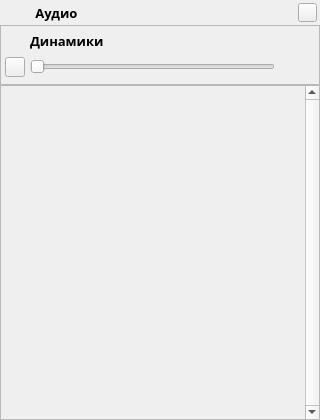
Above: main/ui/widget_0.ui from Curicano/OverlayGT before the change. Below: the same form after it.
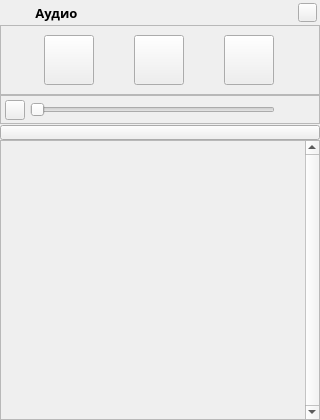
That is the form after the change. Icons and pictures are not drawn.

```diff
--- a/main/ui/widget_0.ui
+++ b/main/ui/widget_0.ui
@@ -98,9 +98,9 @@
    <property name="geometry">
     <rect>
      <x>0</x>
-     <y>25</y>
+     <y>95</y>
      <width>320</width>
-     <height>60</height>
+     <height>29</height>
     </rect>
    </property>
    <property name="minimumSize">
@@ -137,8 +137,8 @@
     <property name="spacing">
      <number>5</number>
     </property>
-    <item row="1" column="0">
-     <widget class="QPushButton" name="btn_mute">
+    <item row="0" column="2">
+     <widget class="QLabel" name="l_num">
       <property name="minimumSize">
        <size>
         <width>20</width>
@@ -151,22 +151,12 @@
         <height>20</height>
        </size>
       </property>
-      <property name="text">
-       <string/>
-      </property>
-      <property name="icon">
-       <iconset>
-        <normaloff>:/img/img_7.png</normaloff>:/img/img_7.png</iconset>
-      </property>
-      <property name="iconSize">
-       <size>
-        <width>20</width>
-        <height>20</height>
-       </size>
+      <property name="alignment">
+       <set>Qt::AlignCenter</set>
       </property>
      </widget>
     </item>
-    <item row="1" column="1">
+    <item row="0" column="1">
      <widget class="QSlider" name="hS">
       <property name="minimumSize">
        <size>
@@ -185,8 +175,8 @@
       </property>
      </widget>
     </item>
-    <item row="1" column="2">
-     <widget class="QLabel" name="l_num">
+    <item row="0" column="0">
+     <widget class="QPushButton" name="btn_mute">
       <property name="minimumSize">
        <size>
         <width>20</width>
@@ -198,36 +188,19 @@
         <width>20</width>
         <height>20</height>
        </size>
-      </property>
-      <property name="alignment">
-       <set>Qt::AlignCenter</set>
-      </property>
-     </widget>
-    </item>
-    <item row="0" column="1" colspan="2">
-     <widget class="QLabel" name="l_title_v">
-      <property name="minimumSize">
-       <size>
-        <width>0</width>
-        <height>20</height>
-       </size>
-      </property>
-      <property name="maximumSize">
-       <size>
-        <width>16777215</width>
-        <height>20</height>
-       </size>
-      </property>
-      <property name="font">
-       <font>
-        <family>Biennale Black</family>
-        <pointsize>10</pointsize>
-        <weight>75</weight>
-        <bold>true</bold>
-       </font>
       </property>
       <property name="text">
-       <string>Динамики</string>
+       <string/>
+      </property>
+      <property name="icon">
+       <iconset>
+        <normaloff>:/img/img_7.png</normaloff>:/img/img_7.png</iconset>
+      </property>
+      <property name="iconSize">
+       <size>
+        <width>20</width>
+        <height>20</height>
+       </size>
       </property>
      </widget>
     </item>
@@ -237,9 +210,9 @@
    <property name="geometry">
     <rect>
      <x>0</x>
-     <y>85</y>
+     <y>140</y>
      <width>320</width>
-     <height>335</height>
+     <height>280</height>
     </rect>
    </property>
    <property name="verticalScrollBarPolicy">
@@ -257,7 +230,7 @@
       <x>0</x>
       <y>0</y>
       <width>301</width>
-      <height>333</height>
+      <height>278</height>
      </rect>
     </property>
     <layout class="QVBoxLayout" name="vL">
@@ -279,6 +252,128 @@
     </layout>
    </widget>
   </widget>
+  <widget class="QFrame" name="frame">
+   <property name="geometry">
+    <rect>
+     <x>0</x>
+     <y>25</y>
+     <width>320</width>
+     <height>70</height>
+    </rect>
+   </property>
+   <property name="frameShape">
+    <enum>QFrame::StyledPanel</enum>
+   </property>
+   <property name="frameShadow">
+    <enum>QFrame::Raised</enum>
+   </property>
+   <layout class="QHBoxLayout" name="horizontalLayout">
+    <item>
+     <widget class="QPushButton" name="btn_prev">
+      <property name="minimumSize">
+       <size>
+        <width>50</width>
+        <height>50</height>
+       </size>
+      </property>
+      <property name="maximumSize">
+       <size>
+        <width>50</width>
+        <height>50</height>
+       </size>
+      </property>
+      <property name="text">
+       <string/>
+      </property>
+      <property name="icon">
+       <iconset>
+        <normaloff>:/img/img_14.png</normaloff>:/img/img_14.png</iconset>
+      </property>
+      <property name="iconSize">
+       <size>
+        <width>25</width>
+        <height>25</height>
+       </size>
+      </property>
+     </widget>
+    </item>
+    <item>
+     <widget class="QPushButton" name="btn_pp">
+      <property name="minimumSize">
+       <size>
+        <width>50</width>
+        <height>50</height>
+       </size>
+      </property>
+      <property name="maximumSize">
+       <size>
+        <width>50</width>
+        <height>50</height>
+       </size>
+      </property>
+      <property name="text">
+       <string/>
+      </property>
+      <property name="icon">
+       <iconset>
+        <normaloff>:/img/img_12.png</normaloff>:/img/img_12.png</iconset>
+      </property>
+      <property name="iconSize">
+       <size>
+        <width>25</width>
+        <height>25</height>
+       </size>
+      </property>
+     </widget>
+    </item>
+    <item>
+     <widget class="QPushButton" name="btn_next">
+      <property name="minimumSize">
+       <size>
+        <width>50</width>
+        <height>50</height>
+       </size>
+      </property>
+      <property name="maximumSize">
+       <size>
+        <width>50</width>
+        <height>50</height>
+       </size>
+      </property>
+      <property name="text">
+       <string/>
+      </property>
+      <property name="icon">
+       <iconset>
+        <normaloff>:/img/img_13.png</normaloff>:/img/img_13.png</iconset>
+      </property>
+      <property name="iconSize">
+       <size>
+        <width>25</width>
+        <height>25</height>
+       </size>
+      </property>
+     </widget>
+    </item>
+   </layout>
+  </widget>
+  <widget class="QPushButton" name="btn_move">
+   <property name="geometry">
+    <rect>
+     <x>0</x>
+     <y>125</y>
+     <width>320</width>
+     <height>15</height>
+    </rect>
+   </property>
+   <property name="text">
+    <string/>
+   </property>
+   <property name="icon">
+    <iconset>
+     <normaloff>:/img/img_16.png</normaloff>:/img/img_16.png</iconset>
+   </property>
+  </widget>
  </widget>
  <resources/>
  <connections>
```
